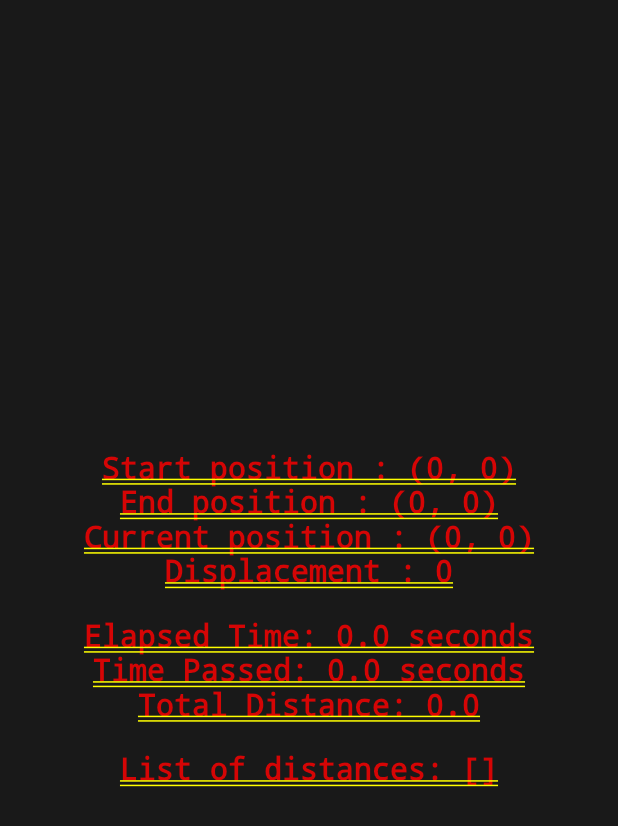
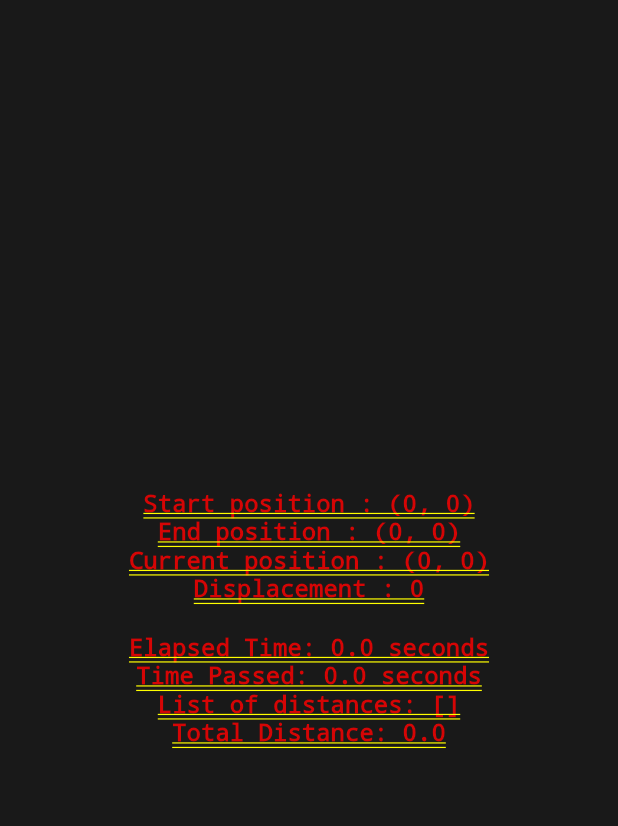
Before and after one commit to Santhosh-btw/TapTrail, a Flutter app: the screen it shows after launch, on a phone screen of 412 x 824 dp. Shown: the top 826 px of the screen. Run offline on Flutter 3.47's test engine with Material 2 defaults, Android fonts, the phone set to English and light mode, and no system bars.

Commit message:
Revert "rearranged screen outputs"
This reverts commit 7df950f75645a38e1cc9926cc867243a93b2809e.

```diff
--- a/lib/main.dart
+++ b/lib/main.dart
@@ -104,26 +104,25 @@ class _ScrlState extends State<Scrl> {
             children: [
               Text(
                 'Start position : (${startX.round()}, ${startY.round()})',
-                style: const TextStyle(fontSize: 20),
+                style: const TextStyle(fontSize: 16),
               ),
               Text('End position : (${endX.round()}, ${endY.round()})',
-                  style: const TextStyle(fontSize: 20)),
+                  style: const TextStyle(fontSize: 16)),
               Text('Current position : (${curX.round()}, ${curY.round()})',
-                  style: const TextStyle(fontSize: 20)),
+                  style: const TextStyle(fontSize: 16)),
               Text('Displacement : ${disp.round()}',
-                  style: const TextStyle(fontSize: 20)),
+                  style: const TextStyle(fontSize: 16)),
               const SizedBox(height: 20),
               Text(
                   'Elapsed Time: ${double.parse((elapsedTime).toStringAsFixed(1))} seconds',
-                  style: const TextStyle(fontSize: 20)),
+                  style: const TextStyle(fontSize: 16)),
               Text(
                   'Time Passed: ${double.parse((timePassed).toStringAsFixed(1))} seconds',
-                  style: const TextStyle(fontSize: 20)),
+                  style: const TextStyle(fontSize: 16)),
+              Text('List of distances: $distTrack',
+                  style: const TextStyle(fontSize: 16)),
               Text('Total Distance: $totalDistance',
-                  style: const TextStyle(fontSize: 20)),
-              const SizedBox(height: 20),
-              Text('List of distances: $distTrack',
-                  style: const TextStyle(fontSize: 20)),
+                  style: const TextStyle(fontSize: 16)),
             ],
           ),
         ),
```
